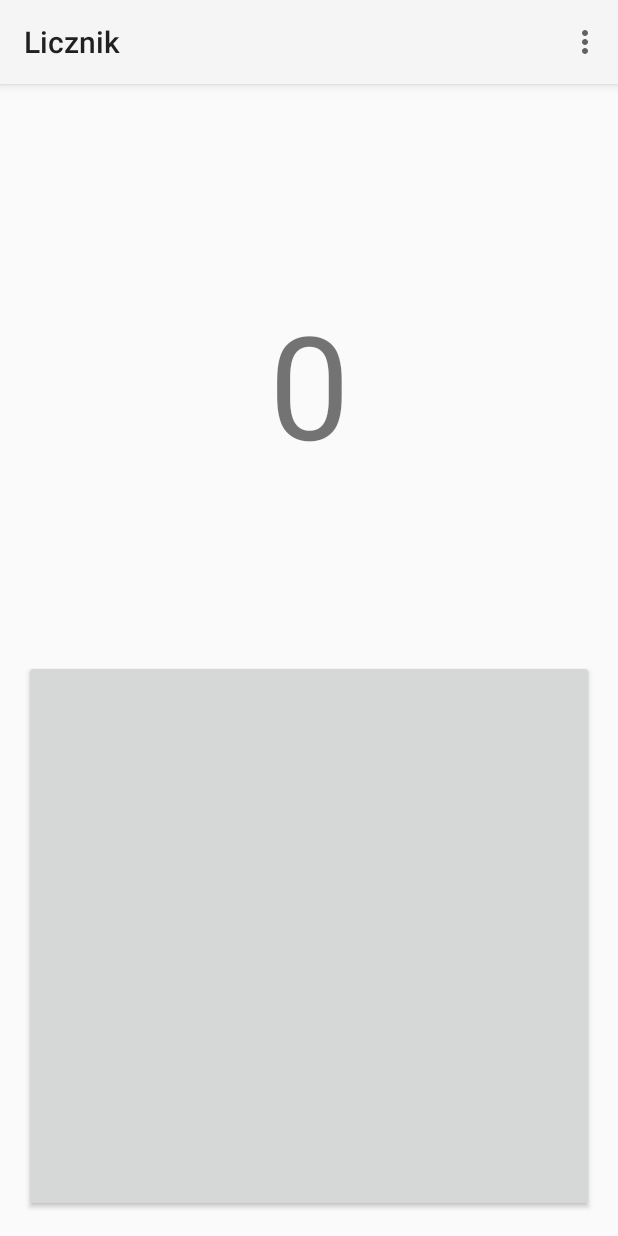
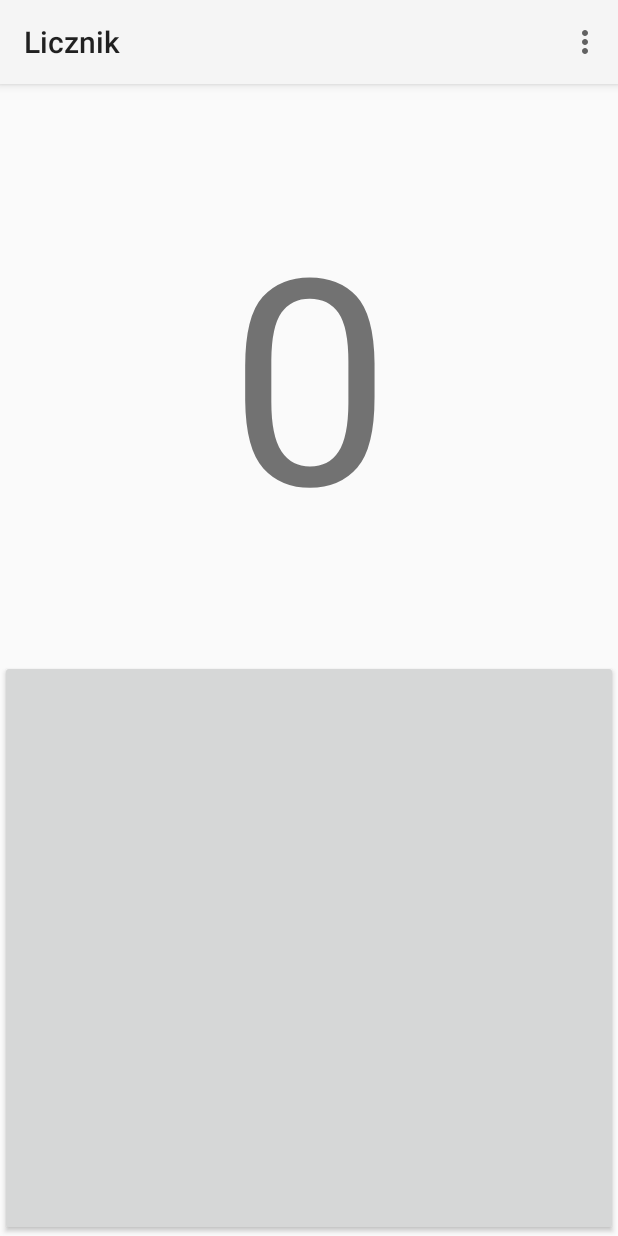
Before and after one commit to syrop/Licznik, an Android app: the screen it shows after launch (MainActivity), on a phone screen of 412 x 824 dp. Run offline under Robolectric (Android 15) with nearby library versions, the phone set to English and light mode, and no system bars; our stand-ins replace navigation-ui; libraries missing offline, so code that uses them is left out: org.kodein.di; 2 statements that could not run were skipped.

Commit message:
Changed layout.

```diff
--- a/licznik/src/main/res/layout/fr_main.xml
+++ b/licznik/src/main/res/layout/fr_main.xml
@@ -4,7 +4,6 @@
     xmlns:tools="http://schemas.android.com/tools"
     android:layout_width="match_parent"
     android:layout_height="match_parent"
-    android:padding="16dp"
     xmlns:app="http://schemas.android.com/apk/res-auto">
 
     <TextView
@@ -16,7 +15,10 @@
         android:gravity="center"
         android:layout_width="match_parent"
         android:layout_height="0dp"
-        android:textSize="96sp"
+        android:autoSizeTextType="uniform"
+        android:autoSizeMinTextSize="96sp"
+        android:autoSizeMaxTextSize="192sp"
+        android:autoSizeStepGranularity="2sp"
         android:text="0"
         tools:ignore="HardcodedText" />
 
```
